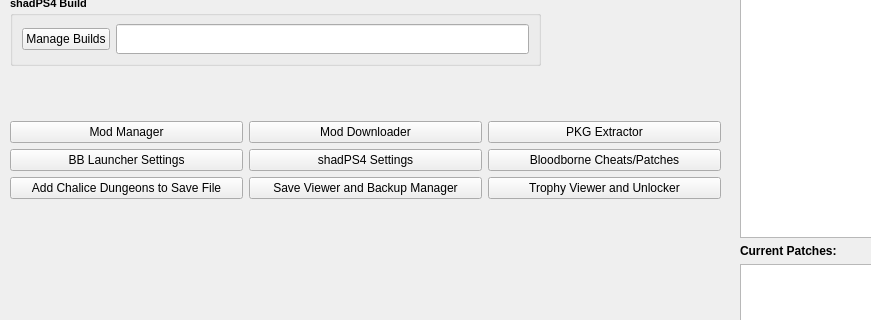
Before: the Qt Designer form modules/bblauncher.ui in rainmakerv3/BB_Launcher, drawn with Qt 5; both pictures show x 0 to 871 and y 90 to 410 of the 1044 by 735 pixel window.
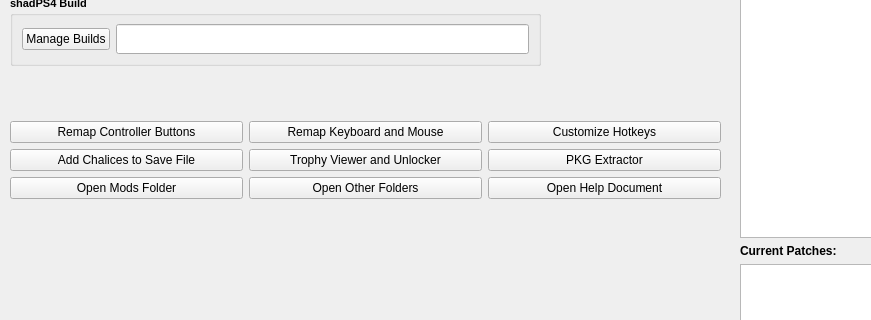
After: the same form once the commit is applied.

Commit message: Change the button icons to the presumably most used things

```diff
--- a/modules/bblauncher.ui
+++ b/modules/bblauncher.ui
@@ -294,14 +294,39 @@
          <item>
           <widget class="QPushButton" name="ModManagerButton">
            <property name="text">
-            <string>Mod Manager</string>
+            <string>Remap Controller Buttons</string>
            </property>
           </widget>
          </item>
          <item>
           <widget class="QPushButton" name="downloaderButton">
            <property name="text">
-            <string>Mod Downloader</string>
+            <string>Remap Keyboard and Mouse</string>
+           </property>
+          </widget>
+         </item>
+         <item>
+          <widget class="QPushButton" name="hotkeysButton">
+           <property name="text">
+            <string>Customize Hotkeys</string>
+           </property>
+          </widget>
+         </item>
+        </layout>
+       </item>
+       <item>
+        <layout class="QHBoxLayout" name="horizontalLayout_9">
+         <item>
+          <widget class="QPushButton" name="addChaliceButton">
+           <property name="text">
+            <string>Add Chalices to Save File</string>
+           </property>
+          </widget>
+         </item>
+         <item>
+          <widget class="QPushButton" name="trophyButton">
+           <property name="text">
+            <string>Trophy Viewer and Unlocker</string>
            </property>
           </widget>
          </item>
@@ -314,51 +339,26 @@
          </item>
         </layout>
        </item>
-       <item>
-        <layout class="QHBoxLayout" name="horizontalLayout_9">
-         <item>
-          <widget class="QPushButton" name="LauncherSettingsButton">
-           <property name="text">
-            <string>BB Launcher Settings</string>
-           </property>
-          </widget>
-         </item>
-         <item>
-          <widget class="QPushButton" name="shadSettingsButton">
-           <property name="text">
-            <string>shadPS4 Settings</string>
-           </property>
-          </widget>
-         </item>
-         <item>
-          <widget class="QPushButton" name="PatchesButton">
-           <property name="text">
-            <string>Bloodborne Cheats/Patches</string>
-           </property>
-          </widget>
-         </item>
-        </layout>
-       </item>
        <item>
         <layout class="QHBoxLayout" name="horizontalLayout">
          <item>
           <widget class="QPushButton" name="chaliceButton">
            <property name="text">
-            <string>Add Chalice Dungeons to Save File</string>
+            <string>Open Mods Folder</string>
            </property>
           </widget>
          </item>
          <item>
           <widget class="QPushButton" name="SaveManagerButton">
            <property name="text">
-            <string>Save Viewer and Backup Manager</string>
+            <string>Open Other Folders</string>
            </property>
           </widget>
          </item>
          <item>
           <widget class="QPushButton" name="TrophyButton">
            <property name="text">
-            <string>Trophy Viewer and Unlocker</string>
+            <string>Open Help Document</string>
            </property>
           </widget>
          </item>
```
Left out of the diff: 10 changed lines with no effect on the pictures. The commit also changes 14 other files.
